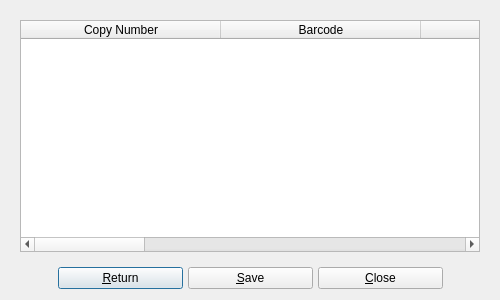
Qt form UI/biblioteq_borrowers.ui (textbrowser/biblioteq) before a commit.
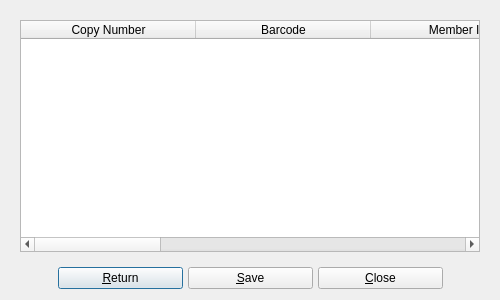
The same form after that commit. Icons and pictures are not drawn.

```diff
--- a/UI/biblioteq_borrowers.ui
+++ b/UI/biblioteq_borrowers.ui
@@ -57,10 +57,10 @@
          <bool>false</bool>
         </property>
         <attribute name="horizontalHeaderMinimumSectionSize">
-         <number>200</number>
+         <number>175</number>
         </attribute>
         <attribute name="horizontalHeaderDefaultSectionSize">
-         <number>200</number>
+         <number>175</number>
         </attribute>
         <attribute name="horizontalHeaderStretchLastSection">
          <bool>true</bool>
```
Left out of the diff: 3 changed lines with no effect on the pictures.
